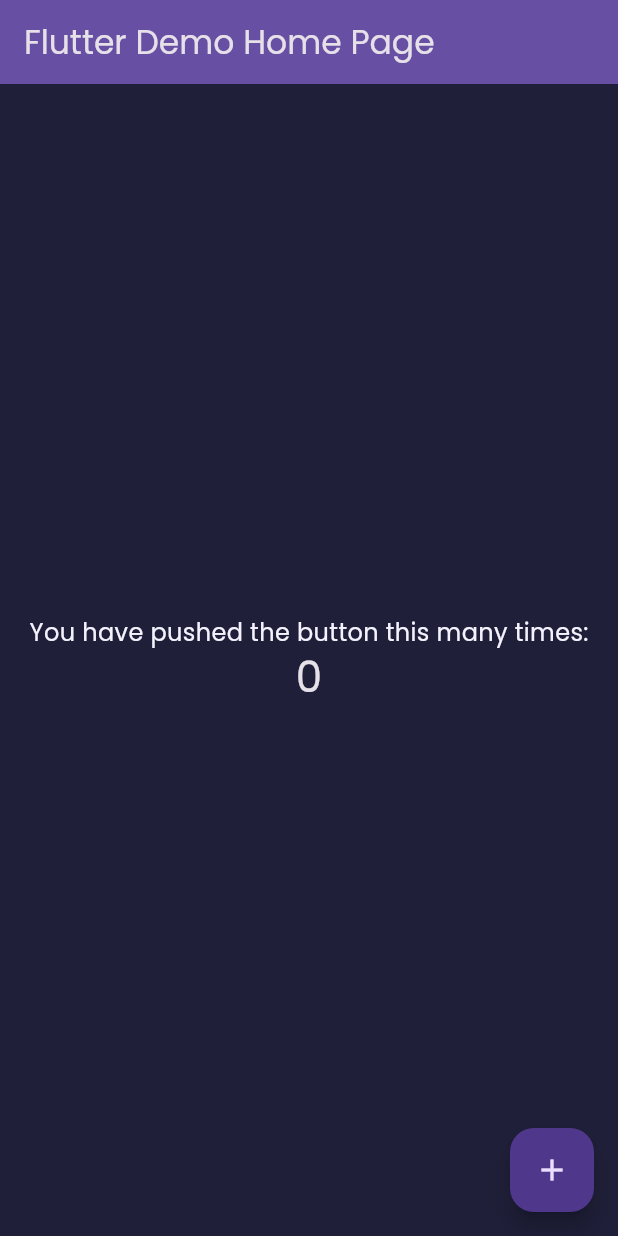
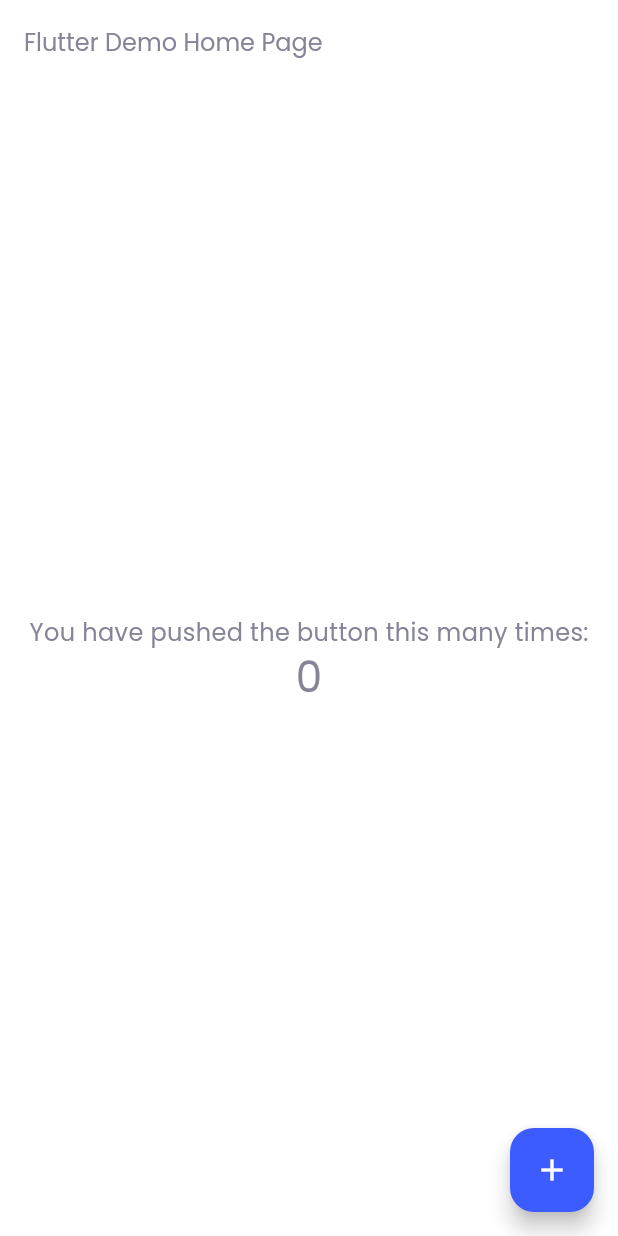
Before and after one commit to AnnaSafyan/study_project, a Flutter app: the screen it shows after launch, on a phone screen of 412 x 824 dp. Run offline on Flutter 3.47's test engine with Material 3 defaults, Android fonts, the phone set to English and light mode, and no system bars.

Commit message:
fixed dark theme, added light theme

```diff
--- a/lib/main.dart
+++ b/lib/main.dart
@@ -1,5 +1,6 @@
 import 'package:flutter/material.dart';
 import 'package:study_project/theme/dark_theme.dart';
+import 'package:study_project/theme/light_theme.dart';
 
 void main() {
   runApp(const MyApp());
@@ -13,7 +14,7 @@ class MyApp extends StatelessWidget {
   Widget build(BuildContext context) {
     return MaterialApp(
       title: 'Flutter Demo',
-      theme: DarkAppTheme.darkTheme,
+      theme: LightAppTheme.lightTheme,
       home: const MyHomePage(title: 'Flutter Demo Home Page'),
     );
   }
--- a/lib/theme/dark_theme.dart
+++ b/lib/theme/dark_theme.dart
@@ -3,53 +3,66 @@ import 'package:flutter/material.dart';
 class DarkAppColors {
   DarkAppColors._();
 
-  // Dark theme
-  static const backgroundDark = Color.fromRGBO(31, 31, 57, 100);
-  static const surfaceDark = Color.fromRGBO(47, 47, 66, 100);
+  static const backgroundCore = Color.fromRGBO(31, 31, 57, 1.0);
+  static const backgroundAdditional = Color.fromRGBO(47, 47, 66, 1.0);
 
-  static const textHeadlineDark = Color.fromRGBO(234, 234, 255, 100);
-  static const textMainDark = Color.fromRGBO(244, 243, 253, 100);
-  static const textSurfaceHeadlineDark = Color.fromRGBO(255, 255, 255, 100);
-  static const textSurfaceMainDark = Color.fromRGBO(184, 184, 210, 100);
+  static const textCoreHeadline = Color.fromRGBO(234, 234, 255, 1.0);
+  static const textCoreMain = Color.fromRGBO(244, 243, 253, 1.0);
+  static const textAdditionalHeadline = Color.fromRGBO(255, 255, 255, 1.0);
+  static const textAdditionalMain = Color.fromRGBO(184, 184, 210, 1.0);
 
-  // Light theme
-  static const backgroundLight = Color.fromRGBO(255, 255, 255, 100);
-  static const textHeadlineLight = Color.fromRGBO(31, 31, 57, 100);
+  static const textButton = Color.fromRGBO(244, 243, 253, 1.0);
 
-  // General
-  static const primary = Color.fromRGBO(61, 92, 255, 100);
-  static const secondary = Color.fromRGBO(133, 133, 151, 100);
+  static const primary = Color.fromRGBO(61, 92, 255, 1.0);
+  static const secondary = Color.fromRGBO(133, 133, 151, 1.0);
 }
 
 class DarkAppTheme {
   DarkAppTheme._();
 
-  // Dark theme
   static final ThemeData darkTheme = ThemeData(
     brightness: Brightness.dark,
     primaryColor: DarkAppColors.primary,
-    scaffoldBackgroundColor: DarkAppColors.backgroundDark,
-    cardColor: DarkAppColors.surfaceDark,
+    scaffoldBackgroundColor: DarkAppColors.backgroundCore,
+    cardColor: DarkAppColors.backgroundAdditional,
+    fontFamily: 'Poppins',
 
-    fontFamily: 'Poppins',
+    colorScheme: const ColorScheme.dark(
+      primary: DarkAppColors.primary,
+      onPrimary: DarkAppColors.textButton,
+      surface: DarkAppColors.backgroundAdditional,
+      onSurface: DarkAppColors.textCoreMain,
+      secondary: DarkAppColors.secondary,
+      onSecondary: DarkAppColors.textButton,
+    ),
 
     textTheme: TextTheme(
       headlineLarge: TextStyle(
         fontSize: 22,
         fontWeight: FontWeight.bold,
-        color: DarkAppColors.textHeadlineDark,
+        color: DarkAppColors.textCoreHeadline,
       ),
       bodyMedium: TextStyle(
         fontSize: 16,
         fontWeight: FontWeight.normal,
-        color: DarkAppColors.textMainDark,
+        color: DarkAppColors.textCoreMain,
+      ),
+      titleLarge: TextStyle(
+        fontSize: 16,
+        fontWeight: FontWeight.normal,
+        color: DarkAppColors.textAdditionalHeadline,
+      ),
+      bodySmall: TextStyle(
+        fontSize: 12,
+        fontWeight: FontWeight.normal,
+        color: DarkAppColors.textAdditionalMain,
       ),
     ),
 
     elevatedButtonTheme: ElevatedButtonThemeData(
       style: ElevatedButton.styleFrom(
         backgroundColor: DarkAppColors.primary,
-        foregroundColor: DarkAppColors.textMainDark,
+        foregroundColor: DarkAppColors.textButton,
         shape: RoundedRectangleBorder(borderRadius: BorderRadius.circular(12)),
       ),
     ),
@@ -57,18 +70,9 @@ class DarkAppTheme {
     outlinedButtonTheme: OutlinedButtonThemeData(
       style: OutlinedButton.styleFrom(
         backgroundColor: DarkAppColors.secondary,
-        foregroundColor: DarkAppColors.textMainDark,
+        foregroundColor: DarkAppColors.textButton,
         shape: RoundedRectangleBorder(borderRadius: BorderRadius.circular(12)),
       ),
     ),
   );
-
-  // static final ThemeData lightTheme = ThemeData(
-  //   fontFamily: 'Poppins',
-
-  //   scaffoldBackgroundColor: Colors.greenAccent,
-  //   colorScheme: ColorScheme.fromSeed(
-  //     seedColor: Colors.lightBlue,
-  //     brightness: Brightness.light,
-  //   ),
 }
--- /dev/null
+++ b/lib/theme/light_theme.dart
@@ -0,0 +1,74 @@
+import 'package:flutter/material.dart';
+
+class LightAppColors {
+  LightAppColors._();
+
+  static const backgroundCore = Color.fromRGBO(255, 255, 255, 1.0);
+  static const backgroundAdditional = Color.fromRGBO(133, 133, 151, 1.0);
+
+  static const textHeadline = Color.fromRGBO(31, 31, 57, 1.0);
+  static const textMain = Color.fromRGBO(133, 133, 151, 1.0);
+
+  static const textButton = Color.fromRGBO(255, 255, 255, 1.0);
+
+  static const primary = Color.fromRGBO(61, 92, 255, 1.0);
+  static const secondary = Color.fromRGBO(234, 234, 255, 1.0);
+}
+
+class LightAppTheme {
+  LightAppTheme._();
+
+  static final ThemeData lightTheme = ThemeData(
+    brightness: Brightness.light,
+    primaryColor: LightAppColors.primary,
+    scaffoldBackgroundColor: LightAppColors.backgroundCore,
+    fontFamily: 'Poppins',
+
+    colorScheme: ColorScheme.light(
+      primary: LightAppColors.primary,
+      onPrimary: LightAppColors.textButton,
+      surface: LightAppColors.backgroundAdditional,
+      onSurface: LightAppColors.textMain,
+      secondary: LightAppColors.secondary,
+    ),
+
+    textTheme: TextTheme(
+      headlineLarge: TextStyle(
+        fontSize: 22,
+        fontWeight: FontWeight.bold,
+        color: LightAppColors.textHeadline,
+      ),
+      bodyMedium: TextStyle(
+        fontSize: 16,
+        fontWeight: FontWeight.normal,
+        color: LightAppColors.textMain,
+      ),
+      titleLarge: TextStyle(
+        fontSize: 16,
+        fontWeight: FontWeight.normal,
+        color: LightAppColors.textHeadline,
+      ),
+      bodySmall: TextStyle(
+        fontSize: 12,
+        fontWeight: FontWeight.normal,
+        color: LightAppColors.textMain,
+      ),
+    ),
+
+    elevatedButtonTheme: ElevatedButtonThemeData(
+      style: ElevatedButton.styleFrom(
+        backgroundColor: LightAppColors.primary,
+        foregroundColor: LightAppColors.textButton,
+        shape: RoundedRectangleBorder(borderRadius: BorderRadius.circular(12)),
+      ),
+    ),
+
+    outlinedButtonTheme: OutlinedButtonThemeData(
+      style: OutlinedButton.styleFrom(
+        backgroundColor: LightAppColors.backgroundCore,
+        foregroundColor: LightAppColors.primary,
+        shape: RoundedRectangleBorder(borderRadius: BorderRadius.circular(12)),
+      ),
+    ),
+  );
+}
```
Also changed, not shown: lib/theme/white_theme.dart (deleted, +0 -73 lines).
